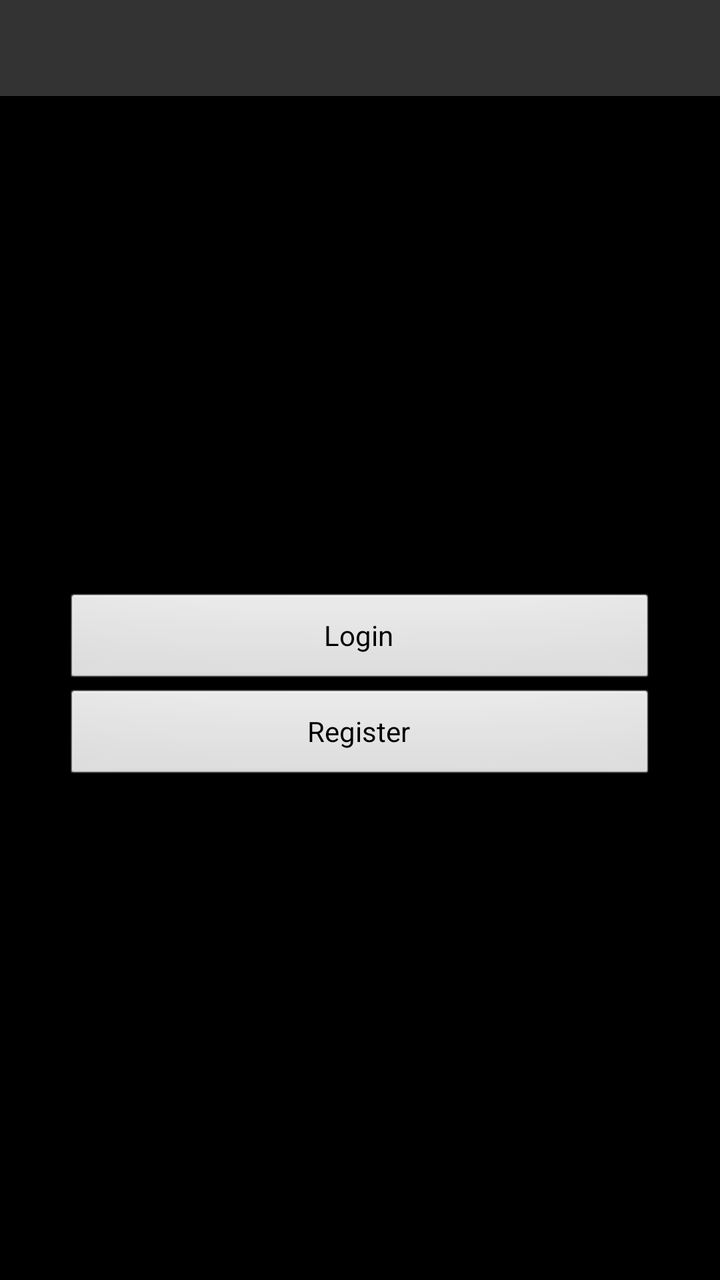
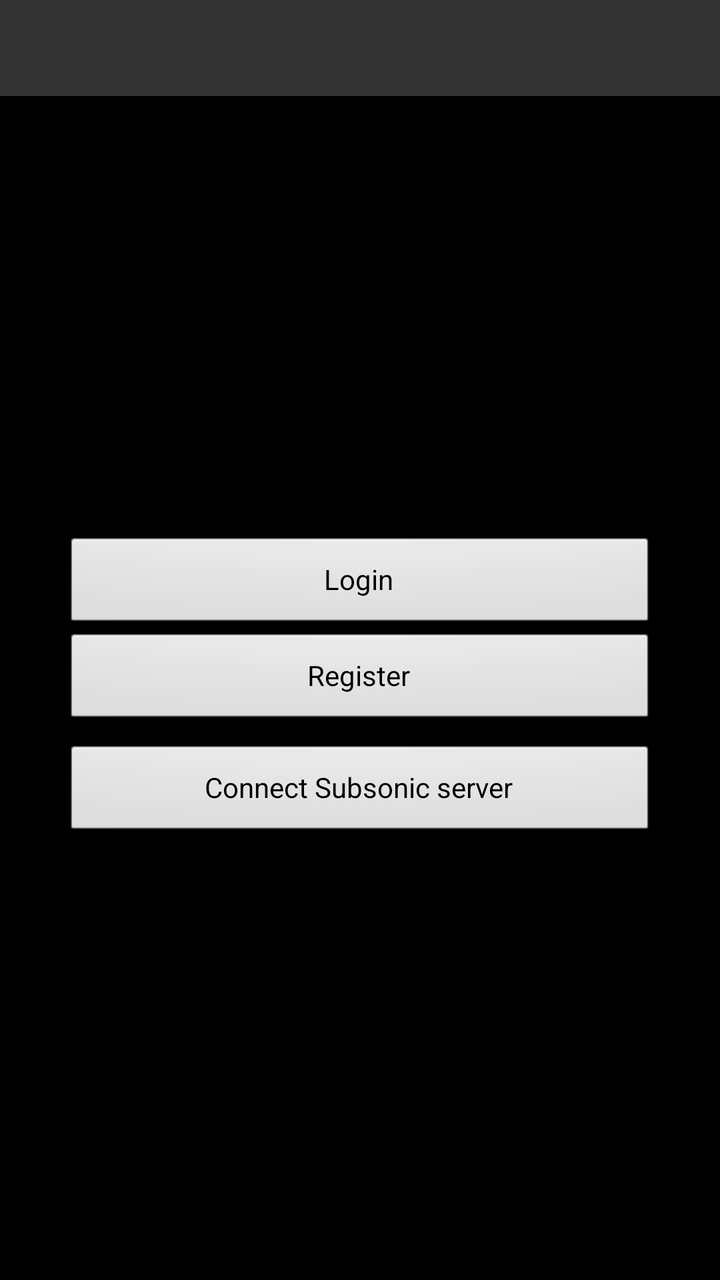

Screens rendered from an Android XML layout before and after an edit, with the pre-edit source and the edit as a unified diff.
<!-- AndroidManifest.xml: application theme AppTheme -->
<!-- res/layout/activity_main.xml -->
<?xml version="1.0" encoding="utf-8"?>
<LinearLayout xmlns:android="http://schemas.android.com/apk/res/android"
    android:orientation="vertical"
    android:layout_width="match_parent"
    android:layout_height="match_parent">

    <include layout="@layout/top_bar" />

    <FrameLayout
        android:layout_width="match_parent"
        android:layout_height="0dp"
        android:layout_weight="1">

        <LinearLayout
            android:id="@+id/layout_logged_out"
            android:layout_width="match_parent"
            android:layout_height="match_parent"
            android:orientation="vertical"
            android:gravity="center"
            android:padding="32dp">

            <Button
                android:id="@+id/btn_login"
                android:layout_width="match_parent"
                android:layout_height="wrap_content"
                android:text="@string/common_login" />

            <Button
                android:id="@+id/btn_register"
                android:layout_width="match_parent"
                android:layout_height="wrap_content"
                android:text="@string/common_register" />

        </LinearLayout>

        <ScrollView
            android:id="@+id/scroll_logged_in"
            android:layout_width="match_parent"
            android:layout_height="match_parent"
            android:visibility="gone">

            <LinearLayout
                android:layout_width="match_parent"
                android:layout_height="wrap_content"
                android:orientation="vertical"
                android:padding="16dp">

                <TextView
                    android:id="@+id/tv_title"
                    android:layout_width="match_parent"
                    android:layout_height="wrap_content"
                    android:textSize="20sp"
                    android:textStyle="bold"
                    android:layout_marginBottom="12dp" />

                <LinearLayout
                    android:layout_width="match_parent"
                    android:layout_height="wrap_content"
                    android:orientation="horizontal">

                    <Button
                        android:id="@+id/btn_tracks"
                        android:layout_width="0dp"
                        android:layout_height="wrap_content"
                        android:layout_weight="1"
                        android:text="@string/new_tracks" />

                    <Button
                        android:id="@+id/btn_albums"
                        android:layout_width="0dp"
                        android:layout_height="wrap_content"
                        android:layout_weight="1"
                        android:layout_marginLeft="8dp"
                        android:text="@string/new_releases" />

                </LinearLayout>

                <LinearLayout
                    android:layout_width="match_parent"
                    android:layout_height="wrap_content"
                    android:orientation="horizontal"
                    android:layout_marginTop="8dp">

                    <EditText
                        android:id="@+id/et_home_search"
                        android:layout_width="0dp"
                        android:layout_height="wrap_content"
                        android:layout_weight="1"
                        android:hint="@string/search_hint"
                        android:singleLine="true"
                        android:imeOptions="actionSearch" />

                    <Button
                        android:id="@+id/btn_home_search"
                        android:layout_width="wrap_content"
                        android:layout_height="wrap_content"
                        android:layout_marginLeft="8dp"
                        android:text="@string/search" />

                </LinearLayout>

                <Button
                    android:id="@+id/btn_downloads"
                    android:layout_width="match_parent"
                    android:layout_height="wrap_content"
                    android:layout_marginTop="8dp"
                    android:text="@string/downloads_title" />

                <Button
                    android:id="@+id/btn_radio"
                    android:layout_width="match_parent"
                    android:layout_height="wrap_content"
                    android:layout_marginTop="8dp"
                    android:text="@string/radio_title" />

                <LinearLayout
                    android:id="@+id/section_albums"
                    android:layout_width="match_parent"
                    android:layout_height="wrap_content"
                    android:orientation="vertical"
                    android:layout_marginTop="16dp">

                    <LinearLayout
                        android:layout_width="match_parent"
                        android:layout_height="wrap_content"
                        android:orientation="horizontal"
                        android:gravity="center_vertical">

                        <TextView
                            android:layout_width="0dp"
                            android:layout_height="wrap_content"
                            android:layout_weight="1"
                            android:text="@string/home_recent_albums"
                            android:textSize="16sp"
                            android:textStyle="bold" />

                        <TextView
                            android:id="@+id/tv_see_all_albums"
                            android:layout_width="wrap_content"
                            android:layout_height="wrap_content"
                            android:text="@string/home_see_all"
                            android:textSize="14sp"
                            android:textColor="#FF4081"
                            android:clickable="true"
                            android:focusable="true" />

                    </LinearLayout>

                    <HorizontalScrollView
                        android:layout_width="match_parent"
                        android:layout_height="wrap_content"
                        android:scrollbars="none"
                        android:layout_marginTop="8dp">

                        <LinearLayout
                            android:id="@+id/ll_recent_albums"
                            android:layout_width="wrap_content"
                            android:layout_height="wrap_content"
                            android:orientation="horizontal" />

                    </HorizontalScrollView>

                </LinearLayout>

                <LinearLayout
                    android:id="@+id/section_tracks"
                    android:layout_width="match_parent"
                    android:layout_height="wrap_content"
                    android:orientation="vertical"
                    android:layout_marginTop="16dp">

                    <LinearLayout
                        android:layout_width="match_parent"
                        android:layout_height="wrap_content"
                        android:orientation="horizontal"
                        android:gravity="center_vertical">

                        <TextView
                            android:layout_width="0dp"
                            android:layout_height="wrap_content"
                            android:layout_weight="1"
                            android:text="@string/home_recent_tracks"
                            android:textSize="16sp"
                            android:textStyle="bold" />

                        <TextView
                            android:id="@+id/tv_see_all_tracks"
                            android:layout_width="wrap_content"
                            android:layout_height="wrap_content"
                            android:text="@string/home_see_all"
                            android:textSize="14sp"
                            android:textColor="#FF4081"
                            android:clickable="true"
                            android:focusable="true" />

                    </LinearLayout>

                    <LinearLayout
                        android:id="@+id/ll_recent_tracks"
                        android:layout_width="match_parent"
                        android:layout_height="wrap_content"
                        android:orientation="vertical"
                        android:layout_marginTop="8dp" />

                </LinearLayout>

            </LinearLayout>

        </ScrollView>

    </FrameLayout>

    <include layout="@layout/now_playing_bar" />

</LinearLayout>
<!-- res/layout/top_bar.xml (included above) -->
<?xml version="1.0" encoding="utf-8"?>
<FrameLayout xmlns:android="http://schemas.android.com/apk/res/android"
    android:layout_width="match_parent"
    android:layout_height="48dp"
    android:background="#FF333333">

    <ImageButton
        android:id="@+id/top_bar_back"
        android:layout_width="48dp"
        android:layout_height="48dp"
        android:layout_gravity="start"
        android:background="@drawable/bg_focusable"
        android:src="@android:drawable/ic_menu_revert"
        android:scaleType="center"
        android:visibility="gone" />

    <TextView
        android:id="@+id/top_bar_title"
        android:layout_width="match_parent"
        android:layout_height="wrap_content"
        android:layout_gravity="center"
        android:gravity="center"
        android:paddingLeft="56dp"
        android:paddingRight="56dp"
        android:maxLines="1"
        android:ellipsize="end"
        android:textColor="#FFFFFF"
        android:textSize="20sp"
        android:textStyle="bold" />

    <ImageButton
        android:id="@+id/top_bar_action"
        android:layout_width="48dp"
        android:layout_height="48dp"
        android:layout_gravity="end"
        android:background="@drawable/bg_focusable"
        android:scaleType="center"
        android:visibility="gone" />

</FrameLayout>
<!-- res/layout/now_playing_bar.xml (included above) -->
<?xml version="1.0" encoding="utf-8"?>
<LinearLayout xmlns:android="http://schemas.android.com/apk/res/android"
    android:id="@+id/now_playing_bar"
    android:layout_width="match_parent"
    android:layout_height="wrap_content"
    android:orientation="horizontal"
    android:gravity="center_vertical"
    android:background="#CC000000"
    android:padding="8dp"
    android:visibility="gone"
    android:clickable="true">

    <LinearLayout
        android:layout_width="0dp"
        android:layout_height="wrap_content"
        android:layout_weight="1"
        android:orientation="vertical"
        android:paddingLeft="8dp"
        android:paddingRight="8dp">

        <TextView
            android:id="@+id/np_title"
            android:layout_width="match_parent"
            android:layout_height="wrap_content"
            android:textColor="@android:color/white"
            android:textSize="14sp"
            android:textStyle="bold"
            android:singleLine="true"
            android:ellipsize="end" />

        <TextView
            android:id="@+id/np_artist"
            android:layout_width="match_parent"
            android:layout_height="wrap_content"
            android:textColor="#CCFFFFFF"
            android:textSize="12sp"
            android:singleLine="true"
            android:ellipsize="end" />
    </LinearLayout>

    <ImageButton
        android:id="@+id/np_play_pause"
        android:layout_width="48dp"
        android:layout_height="48dp"
        android:src="@android:drawable/ic_media_play"
        android:scaleType="center" />

</LinearLayout>
<!-- resources referenced by this layout -->
<resources>
  <!-- drawable bg_focusable (drawable) -->
  <?xml version="1.0" encoding="utf-8"?>
  <selector xmlns:android="http://schemas.android.com/apk/res/android">
      <item android:state_pressed="true">
          <shape>
              <solid android:color="#88FF8000" />
          </shape>
      </item>
      <item android:state_focused="true">
          <shape>
              <solid android:color="#66FFB300" />
          </shape>
      </item>
      <item>
          <shape>
              <solid android:color="#00000000" />
          </shape>
      </item>
  </selector>
  <string name="common_login">Login</string>
  <string name="common_register">Register</string>
  <string name="downloads_title">Downloads</string>
  <string name="home_recent_albums">Recent Albums</string>
  <string name="home_recent_tracks">Recent Tracks</string>
  <string name="home_see_all">See all</string>
  <string name="new_releases">New Releases</string>
  <string name="new_tracks">New Tracks</string>
  <string name="radio_title">Radio</string>
  <string name="search">Search</string>
  <string name="search_hint">Search tracks...</string>
  <style name="AppTheme" parent="@android:style/Theme.NoTitleBar" />
</resources>

<!-- the commit's change to res/layout/activity_main.xml (unified diff, before → after) -->
@@ -30,6 +30,13 @@
                 android:layout_width="match_parent"
                 android:layout_height="wrap_content"
                 android:text="@string/common_register" />
+
+            <Button
+                android:id="@+id/btn_subsonic"
+                android:layout_width="match_parent"
+                android:layout_height="wrap_content"
+                android:layout_marginTop="8dp"
+                android:text="@string/home_connect_subsonic" />
 
         </LinearLayout>
 
<!-- resource entries referenced after the edit -->
@@ -22,6 +22,7 @@
   <string name="common_login">Login</string>
   <string name="common_register">Register</string>
   <string name="downloads_title">Downloads</string>
+  <string name="home_connect_subsonic">Connect Subsonic server</string>
   <string name="home_recent_albums">Recent Albums</string>
   <string name="home_recent_tracks">Recent Tracks</string>
   <string name="home_see_all">See all</string>
